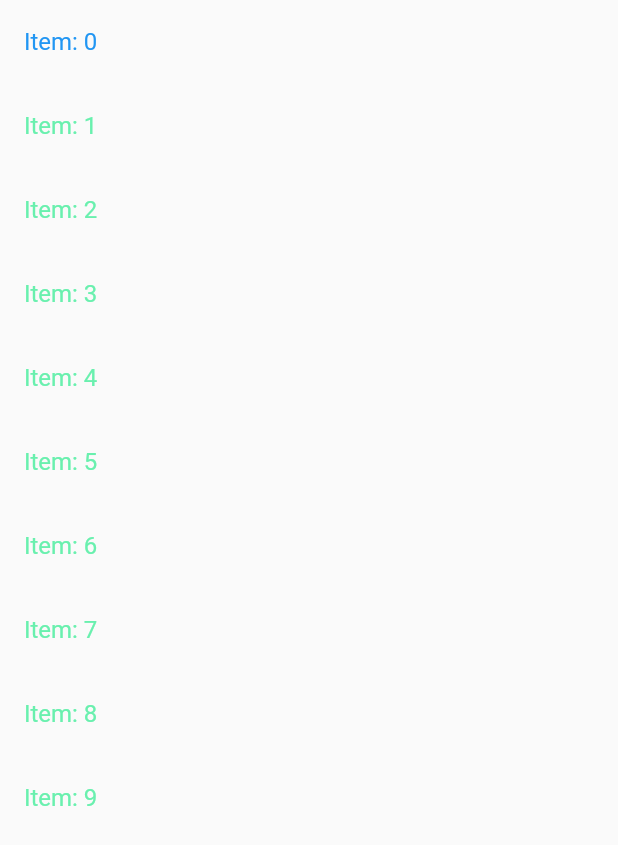
After one commit to ahmeed-evan/speech-to-text-app, a Flutter app: the ListIndi screen opened directly, on a phone screen of 412 x 824 dp. The commit adds this screen. Shown: the top 845 px of the screen. Run offline on Flutter 3.47's test engine with Material 2 defaults, Android fonts, the phone set to English and light mode, and no system bars; our stand-ins replace avatar_glow, speech_to_text; missing offline and left inert: highlight_text.

Commit message:
01-19-23

```diff
--- /dev/null
+++ b/lib/list_view.dart
@@ -0,0 +1,39 @@
+import 'package:flutter/cupertino.dart';
+import 'package:flutter/material.dart';
+
+class ListIndi extends StatefulWidget {
+  const ListIndi({Key? key}) : super(key: key);
+
+  @override
+  State<ListIndi> createState() => _ListIndiState();
+}
+
+class _ListIndiState extends State<ListIndi> {
+  int selectedIndex = 0;
+
+  @override
+  Widget build(BuildContext context) {
+    return Scaffold(
+        body: SafeArea(
+      child: ListView.builder(
+        itemCount: 10,
+        itemBuilder: (context, index) {
+          return ListTile(
+            title: Text('Item: $index',
+                style: TextStyle(
+                    color: selectedIndex == index
+                        ? Colors.blue
+                        : Colors.greenAccent)),
+            // tileColor: selectedIndex == index ? Colors.blue : null,
+            onTap: () {
+              setState(() {
+                selectedIndex = index;
+                print(selectedIndex);
+              });
+            },
+          );
+        },
+      ),
+    ));
+  }
+}
--- a/lib/main.dart
+++ b/lib/main.dart
@@ -17,12 +17,14 @@ class MyApp extends StatelessWidget {
         primarySwatch: Colors.red,
         visualDensity: VisualDensity.adaptivePlatformDensity,
       ),
+      // home: SpeechScreen(),
       home: SpeechScreen(),
     );
   }
 }
 
 class SpeechScreen extends StatefulWidget {
+
   @override
   _SpeechScreenState createState() => _SpeechScreenState();
 }
```
